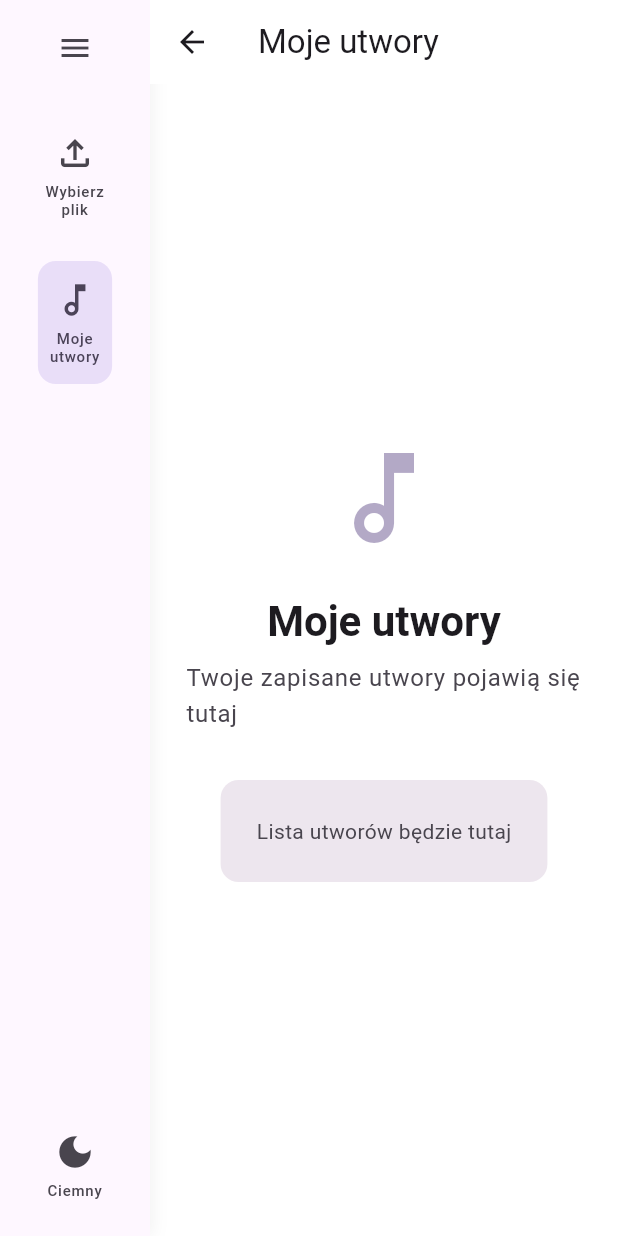
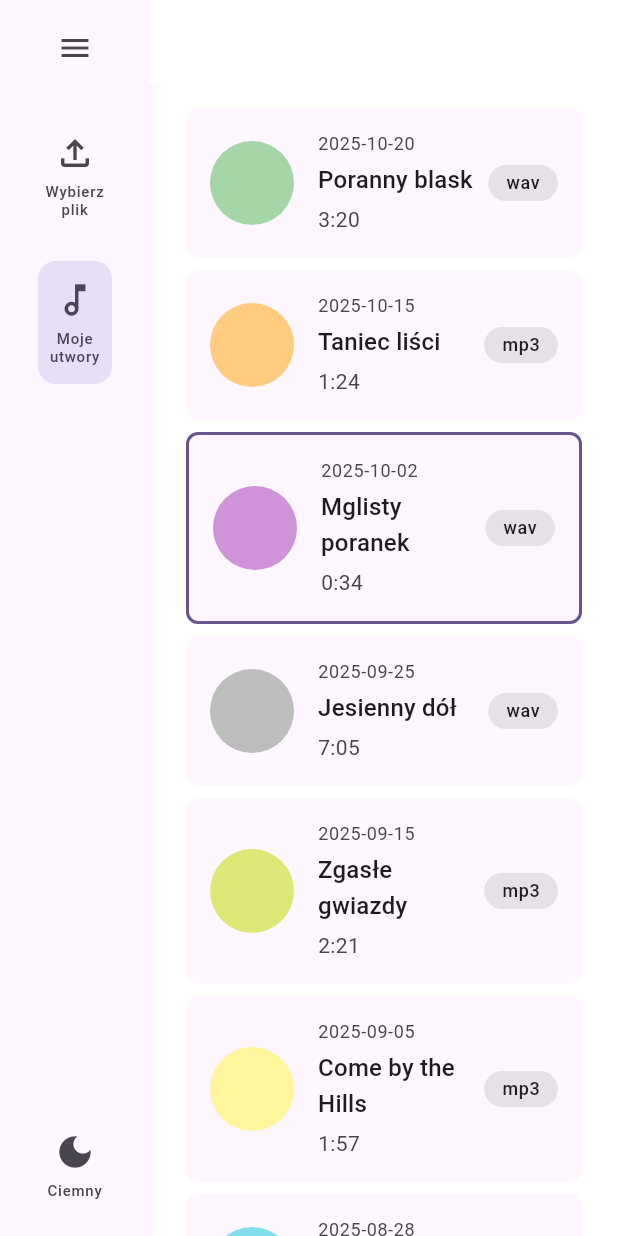
Before and after one commit to FastScore-uni/FastScore_frontend, a Flutter app: the MySongsPage screen opened by its route, on a phone screen of 412 x 824 dp. Run offline on Flutter 3.47's test engine with Material 3 defaults, Android fonts, the phone set to English and light mode, and no system bars; our stand-ins replace audioplayers; missing offline and left inert: flutter_dropzone, flutter_inappwebview.

Commit message:
Changed my songs to be scrollable by drage and multiple fixes

```diff
--- a/lib/home_page.dart
+++ b/lib/home_page.dart
@@ -14,6 +14,10 @@ class MusicPage extends StatefulWidget {
 }
 
 class _MusicPageState extends State<MusicPage> {
+
+  void _showNotes() {
+    debugPrint("Show notes...");
+  }
 
   void _startRecording() {
     debugPrint("Start recording...");
@@ -88,7 +92,7 @@ class _MusicPageState extends State<MusicPage> {
                           // Action buttons
                           FilledButton.icon(
                             onPressed: () {
-                              // Show notes action
+                              _showNotes();// Show notes action
                             },
                             icon: const Icon(Icons.music_note),
                             label: const Text('Wyświetl nuty'),
@@ -114,7 +118,7 @@ class _MusicPageState extends State<MusicPage> {
 
                           FilledButton.icon(
                             onPressed: () {
-                              // Record action
+                              _startRecording();// Record action
                             },
                             icon: const Icon(Icons.mic_sharp),
                             label: const Text('Nagraj utwór teraz'),
--- a/lib/pages/my_songs_page.dart
+++ b/lib/pages/my_songs_page.dart
@@ -1,15 +1,14 @@
 import 'package:flutter/material.dart';
-import 'package:provider/provider.dart';
+import 'package:flutter/gestures.dart';
 import 'package:fastscore_frontend/widgets/sidebar.dart';
-import 'package:fastscore_frontend/providers/sidebar_provider.dart';
+import 'package:fastscore_frontend/widgets/song_item.dart';
+
 
 class MySongsPage extends StatelessWidget {
   const MySongsPage({super.key});
 
   @override
   Widget build(BuildContext context) {
-    final sidebarProvider = Provider.of<SidebarProvider>(context);
-
     return Scaffold(
       backgroundColor: Theme.of(context).colorScheme.surfaceContainerLowest,
       body: Row(
@@ -21,59 +20,81 @@ class MySongsPage extends StatelessWidget {
                 AppBar(
                   backgroundColor: Theme.of(context).colorScheme.surfaceContainerLowest,
                   elevation: 0,
-                  title: const Text('Moje utwory'),
-                  leading: sidebarProvider.isOpen
-                      ? null
-                      : IconButton(
-                          icon: const Icon(Icons.menu),
-                          onPressed: () => sidebarProvider.open(),
-                          tooltip: 'Open menu',
-                        ),
+                  automaticallyImplyLeading: false,
                 ),
                 Expanded(
-                  child: Center(
-                    child: Container(
-                      constraints: const BoxConstraints(maxWidth: 800),
-                      padding: const EdgeInsets.all(24.0),
-                      child: Column(
-                        mainAxisAlignment: MainAxisAlignment.center,
+                  child: ScrollConfiguration(
+                    behavior: ScrollConfiguration.of(context).copyWith(
+                      dragDevices: {
+                        PointerDeviceKind.touch,
+                        PointerDeviceKind.mouse,
+                      },
+                    ),
+                    child: ListView(
+                      padding: const EdgeInsets.symmetric(horizontal: 24, vertical: 16),
                       children: [
-                          Icon(
-                            Icons.music_note_outlined,
-                            size: 80,
-                            color: Theme.of(context).colorScheme.primary.withOpacity(0.5),
+                      SongItem(
+                            date: '2025-10-20',
+                            title: 'Poranny blask',
+                            duration: '3:20',
+                            format: 'wav',
+                            color: Colors.green.shade200,
+                            isSelected: false,
+                            onTap: () {
+                              // Handle tap
+                            },
                           ),
-                          const SizedBox(height: 24),
-                          Text(
-                            'Moje utwory',
-                            style: Theme.of(context).textTheme.headlineMedium?.copyWith(
-                              fontWeight: FontWeight.bold,
+                          SongItem(
+                            date: '2025-10-15',
+                            title: 'Taniec liści',
+                            duration: '1:24',
+                            format: 'mp3',
+                            color: Colors.orange.shade200,
+                            isSelected: false,
                           ),
+                          SongItem(
+                            date: '2025-10-02',
+                            title: 'Mglisty poranek',
+                            duration: '0:34',
+                            format: 'wav',
+                            color: Colors.purple.shade200,
+                            isSelected: true,
                           ),
-                          const SizedBox(height: 8),
-                          Text(
-                            'Twoje zapisane utwory pojawią się tutaj',
-                            style: Theme.of(context).textTheme.bodyLarge?.copyWith(
-                              color: Theme.of(context).colorScheme.onSurfaceVariant,
+                          SongItem(
+                            date: '2025-09-25',
+                            title: 'Jesienny dół',
+                            duration: '7:05',
+                            format: 'wav',
+                            color: Colors.grey.shade400,
+                            isSelected: false,
                           ),
+                          SongItem(
+                            date: '2025-09-15',
+                            title: 'Zgasłe gwiazdy',
+                            duration: '2:21',
+                            format: 'mp3',
+                            color: Colors.lime.shade300,
+                            isSelected: false,
                           ),
-                          const SizedBox(height: 32),
-                          // Placeholder for song list
-                          Container(
-                            padding: const EdgeInsets.all(24),
-                            decoration: BoxDecoration(
-                              color: Theme.of(context).colorScheme.surfaceContainerHigh,
-                              borderRadius: BorderRadius.circular(12),
+                          SongItem(
+                            date: '2025-09-05',
+                            title: 'Come by the Hills',
+                            duration: '1:57',
+                            format: 'mp3',
+                            color: Colors.yellow.shade200,
+                            isSelected: false,
+                            // Example with image URL (uncomment to test):
+                            // imageUrl: 'https://example.com/album-art.jpg',
                           ),
-                            child: Text(
-                              'Lista utworów będzie tutaj',
-                              style: Theme.of(context).textTheme.bodyMedium?.copyWith(
-                                color: Theme.of(context).colorScheme.onSurfaceVariant,
-                              ),
-                            ),
+                          SongItem(
+                            date: '2025-08-28',
+                            title: 'Silent Waves',
+                            duration: '4:12',
+                            format: 'wav',
+                            color: Colors.cyan.shade200,
+                            isSelected: false,
                           ),
                         ],
-                      ),
                       ),
                     ),
                   ),
--- a/lib/widgets/sidebar.dart
+++ b/lib/widgets/sidebar.dart
@@ -14,7 +14,7 @@ class AppSidebar extends StatelessWidget {
 
     return AnimatedContainer(
       duration: const Duration(milliseconds: 200),
-      width: sidebarProvider.isOpen ? 100 : 0,
+      width: sidebarProvider.isOpen ? 100 : 56,
       decoration: BoxDecoration(
         color: Theme.of(context).colorScheme.surface,
         boxShadow: sidebarProvider.isOpen
@@ -27,20 +27,19 @@ class AppSidebar extends StatelessWidget {
               ]
             : null,
       ),
-      child: sidebarProvider.isOpen
-          ? Column(
+      child: Column(
         children: [
           const SizedBox(height: 8),
-                // Burger menu button
+          // Burger menu button - always visible
           Container(
             margin: const EdgeInsets.symmetric(horizontal: 8),
             child: IconButton(
               icon: const Icon(Icons.menu),
-                    tooltip: 'Close menu',
-                    onPressed: () => sidebarProvider.close(),
+              tooltip: sidebarProvider.isOpen ? 'Close menu' : 'Open menu',
+              onPressed: () => sidebarProvider.toggle(),
             ),
-
           ),
+          if (sidebarProvider.isOpen) ...[
             const SizedBox(height: 16),
             // Music Page button
             _SidebarButton(
@@ -73,8 +72,8 @@ class AppSidebar extends StatelessWidget {
             ),
             const SizedBox(height: 8),
           ],
-            )
-          : null,
+        ],
+      ),
     );
   }
 }
--- /dev/null
+++ b/lib/widgets/song_item.dart
@@ -0,0 +1,164 @@
+import 'package:flutter/material.dart';
+
+class SongItem extends StatelessWidget {
+  final String date;
+  final String title;
+  final String duration;
+  final String format;
+  final Color? color;
+  final String? imageUrl;
+  final String? imageAsset;
+  final bool isSelected;
+  final VoidCallback? onTap;
+
+  const SongItem({
+    super.key,
+    required this.date,
+    required this.title,
+    required this.duration,
+    required this.format,
+    this.color,
+    this.imageUrl,
+    this.imageAsset,
+    this.isSelected = false,
+    this.onTap,
+  });
+
+  @override
+  Widget build(BuildContext context) {
+    return Container(
+      margin: const EdgeInsets.only(bottom: 8),
+      decoration: BoxDecoration(
+        color: Theme.of(context).colorScheme.surface,
+        border: isSelected
+            ? Border.all(
+                color: Theme.of(context).colorScheme.primary,
+                width: 2,
+              )
+            : null,
+        borderRadius: BorderRadius.circular(8),
+      ),
+      child: Material(
+        color: Colors.transparent,
+        child: InkWell(
+          onTap: onTap ?? () {},
+          borderRadius: BorderRadius.circular(8),
+          child: Padding(
+            padding: const EdgeInsets.all(16),
+            child: Row(
+              children: [
+                // Avatar/Icon - can be color circle or image
+                _buildAvatar(),
+                const SizedBox(width: 16),
+                // Song details
+                Expanded(
+                  child: Column(
+                    crossAxisAlignment: CrossAxisAlignment.start,
+                    children: [
+                      Text(
+                        date,
+                        style: Theme.of(context).textTheme.bodySmall?.copyWith(
+                          color: Theme.of(context).colorScheme.onSurfaceVariant,
+                          fontSize: 12,
+                        ),
+                      ),
+                      const SizedBox(height: 4),
+                      Text(
+                        title,
+                        style: Theme.of(context).textTheme.titleMedium?.copyWith(
+                          fontWeight: FontWeight.w500,
+                        ),
+                      ),
+                      const SizedBox(height: 4),
+                      Text(
+                        duration,
+                        style: Theme.of(context).textTheme.bodyMedium?.copyWith(
+                          color: Theme.of(context).colorScheme.onSurfaceVariant,
+                        ),
+                      ),
+                    ],
+                  ),
+                ),
+                // Format badge
+                Container(
+                  padding: const EdgeInsets.symmetric(horizontal: 12, vertical: 4),
+                  decoration: BoxDecoration(
+                    color: Theme.of(context).colorScheme.surfaceContainerHighest,
+                    borderRadius: BorderRadius.circular(12),
+                  ),
+                  child: Text(
+                    format,
+                    style: Theme.of(context).textTheme.bodySmall?.copyWith(
+                      fontWeight: FontWeight.w500,
+                    ),
+                  ),
+                ),
+              ],
+            ),
+          ),
+        ),
+      ),
+    );
+  }
+
+  Widget _buildAvatar() {
+    return Container(
+      width: 56,
+      height: 56,
+      decoration: BoxDecoration(
+        color: color ?? Colors.grey.shade300,
+        shape: BoxShape.circle,
+      ),
+      clipBehavior: Clip.antiAlias,
+      child: _buildAvatarContent(),
+    );
+  }
+
+  Widget? _buildAvatarContent() {
+    // Priority: imageAsset > imageUrl > colored circle (null)
+    if (imageAsset != null) {
+      return Image.asset(
+        imageAsset!,
+        fit: BoxFit.cover,
+        errorBuilder: (context, error, stackTrace) {
+          return _buildFallbackIcon();
+        },
+      );
+    }
+
+    if (imageUrl != null) {
+      return Image.network(
+        imageUrl!,
+        fit: BoxFit.cover,
+        loadingBuilder: (context, child, loadingProgress) {
+          if (loadingProgress == null) return child;
+          return Center(
+            child: CircularProgressIndicator(
+              value: loadingProgress.expectedTotalBytes != null
+                  ? loadingProgress.cumulativeBytesLoaded /
+                      loadingProgress.expectedTotalBytes!
+                  : null,
+              strokeWidth: 2,
+            ),
+          );
+        },
+        errorBuilder: (context, error, stackTrace) {
+          return _buildFallbackIcon();
+        },
+      );
+    }
+
+    // No image specified, show colored circle (null returns empty content)
+    return null;
+  }
+
+  Widget _buildFallbackIcon() {
+    return const Center(
+      child: Icon(
+        Icons.music_note,
+        color: Colors.white,
+        size: 28,
+      ),
+    );
+  }
+}
```
Lines whose indentation alone changed are shown as unchanged.
